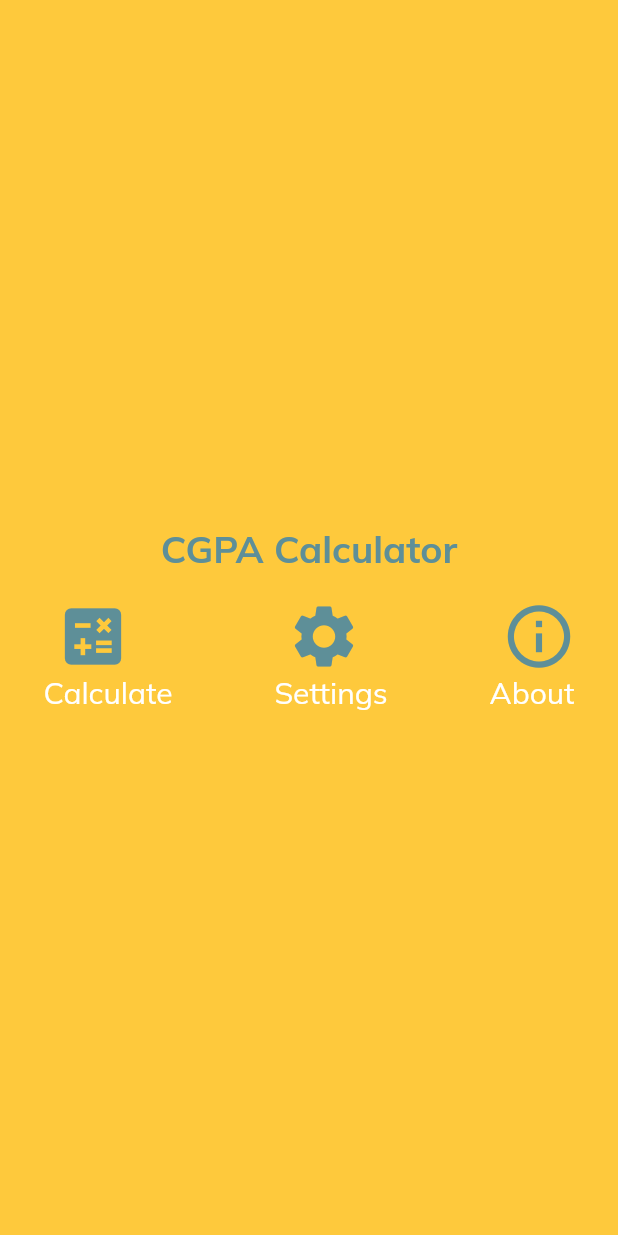
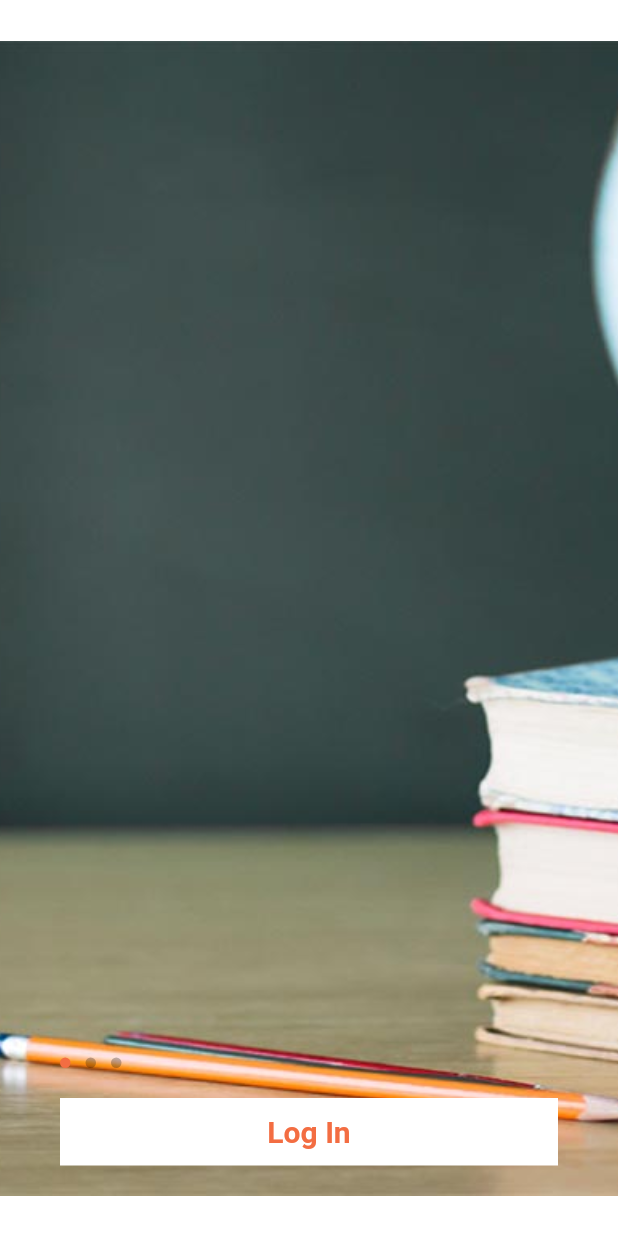
Before and after one commit to enny007/cgpa_calculator_, a Flutter app: the MenuPage screen opened by its route, on a phone screen of 412 x 824 dp. Run offline on Flutter 3.47's test engine with Material 2 defaults, Android fonts, the phone set to English and light mode, and no system bars; our stand-ins replace google_fonts, sqflite; accounts and stored records are empty.

Commit message:
further additions

```diff
--- a/lib/models/course_model.dart
+++ b/lib/models/course_model.dart
@@ -2,11 +2,13 @@
 const String cgpaTable = 'cgpa';
 
 class CourseFields {
+  static const String username = 'username';
   static const String code = 'code';
   static const String title = 'title';
   static const String unit = 'unit';
   static const String grade = 'grade';
   static final List<String> allFields = [
+    username,
     code,
     title,
     unit,
@@ -15,11 +17,13 @@ class CourseFields {
 }
 
 class Course {
+  String? username;
   String code;
   String? title;
   int unit;
   String grade;
   Course({
+    this.username,
     required this.code,
     this.title,
     required this.unit,
@@ -41,6 +45,7 @@ class Course {
   }
 
   Map<String, Object?> toJson() => {
+        CourseFields.username: username,
         CourseFields.code: code,
         CourseFields.grade: grade,
         CourseFields.title: title,
@@ -48,6 +53,7 @@ class Course {
       };
 
   static Course fromJson(Map<String, Object?> json) => Course(
+        username: json[CourseFields.username] as String,
         code: json[CourseFields.code] as String,
         grade: json[CourseFields.grade] as String,
         title: json[CourseFields.title] as String?,
--- a/lib/pages/login_page.dart
+++ b/lib/pages/login_page.dart
@@ -5,6 +5,7 @@ import 'package:provider/provider.dart';
 import '../components/widgets/app_textfield.dart';
 import '../components/widgets/dialogs.dart';
 import '../routes/routes.dart';
+import '../services/course_service.dart';
 import '../services/user_service.dart';
 
 class Login extends StatefulWidget {
@@ -83,9 +84,9 @@ class _LoginState extends State<Login> {
                           if (!mounted) return;
                           String username =
                               context.read<UserService>().currentUser.username;
-                          // context.read<CourseService>().getCgpa(code);
+                          context.read<CourseService>().getCgpa(username);
                           Navigator.of(context)
-                              .pushNamed(RouteManager.menuPage);
+                              .pushNamed(RouteManager.cgpaPage);
                           usernameController.text = '';
                         }
                       }
--- a/lib/pages/menupage.dart
+++ b/lib/pages/menupage.dart
@@ -1,71 +1,119 @@
-import 'package:cgpa_calculator_/components/widgets/menu_page_icons.dart';
 import 'package:cgpa_calculator_/constants.dart';
+import 'package:cgpa_calculator_/routes/routes.dart';
 import 'package:flutter/material.dart';
-import 'package:google_fonts/google_fonts.dart';
 
-class MenuPage extends StatelessWidget {
+class MenuPage extends StatefulWidget {
   const MenuPage({Key? key}) : super(key: key);
+
+  @override
+  State<MenuPage> createState() => _MenuPageState();
+}
+
+class _MenuPageState extends State<MenuPage> {
+  int activeIndex = 0;
+  late PageController pageController;
+  List<String> images = [
+    'assets/guardian.jpg',
+    'assets/glasses_edu.jpg',
+    'assets/equation_edu.jpg',
+  ];
+
+  @override
+  void initState() {
+    super.initState();
+    pageController = PageController(viewportFraction: 1, initialPage: 0);
+  }
 
   @override
   Widget build(BuildContext context) {
     return Scaffold(
-      backgroundColor: Utils.secondaryColor,
-      body: Column(
+      backgroundColor: Colors.white,
+      body: SafeArea(
+        child: Column(
           mainAxisAlignment: MainAxisAlignment.center,
           children: [
-          Center(
+            Stack(
+              children: [
+                SizedBox(
+                  height: 770,
+                  width: MediaQuery.of(context).size.width,
+                  child: PageView.builder(
+                      itemCount: images.length,
+                      pageSnapping: true,
+                      controller: pageController,
+                      onPageChanged: (page) {
+                        setState(() {
+                          activeIndex = page;
+                        });
+                      },
+                      itemBuilder: (context, pagePosition) {
+                        return Container(
+                          // margin: const EdgeInsets.all(10),
+                          child: Image.asset(
+                            images[pagePosition],
+                            fit: BoxFit.cover,
+                          ),
+                        );
+                      }),
+                ),
+                Positioned(
+                  left: 35,
+                  bottom: 80,
+                  child: Row(
+                    mainAxisAlignment: MainAxisAlignment.start,
+                    children: indicators(images.length, activeIndex),
+                  ),
+                ),
+                Positioned(
+                  left: 10,
+                  right: 0,
+                  bottom: 20,
+                  child: Padding(
+                    padding: const EdgeInsets.only(
+                      left: 30,
+                      right: 40,
+                    ),
+                    child: GestureDetector(
+                      onTap: () {
+                        Navigator.pushNamed(context, RouteManager.loginPage);
+                      },
+                      child: Container(
+                        height: 45,
+                        width: MediaQuery.of(context).size.width,
+                        alignment: Alignment.center,
+                        decoration: const BoxDecoration(
+                          color: Colors.white,
+                        ),
                         child: Text(
-              'CGPA Calculator',
-              style: GoogleFonts.mulish(
-                color: Utils.accentColor,
+                          'Log In',
+                          style: TextStyle(
                             fontWeight: FontWeight.bold,
-                fontSize: 25,
+                            color: Utils.primaryColor,
+                            fontSize: 20,
                           ),
                         ),
                       ),
-          const SizedBox(
-            height: 10,
                     ),
-          Row(
-            mainAxisAlignment: MainAxisAlignment.spaceEvenly,
-            children: [
-              MenuPageIcons(
-                icon: Icon(
-                  Icons.calculate,
-                  size: 50,
-                  color: Utils.accentColor,
                   ),
-                onPressed: () {},
-                label: 'Calculate',
-              ),
-              const SizedBox(
-                width: 10,
-              ),
-              MenuPageIcons(
-                icon: Icon(
-                  Icons.settings,
-                  size: 50,
-                  color: Utils.accentColor,
-                ),
-                onPressed: () {},
-                label: 'Settings',
-              ),
-              const SizedBox(
-                width: 10,
-              ),
-              MenuPageIcons(
-                icon: Icon(
-                  Icons.info_outline,
-                  size: 50,
-                  color: Utils.accentColor,
-                ),
-                onPressed: () {},
-                label: 'About',
-              ),
+                )
               ],
             ),
           ],
         ),
+      ),
     );
   }
 }
+
+List<Widget> indicators(imagesLength, currentIndex) {
+  return List<Widget>.generate(imagesLength, (index) {
+    return Container(
+      margin: const EdgeInsets.all(5),
+      width: 7,
+      height: 7,
+      decoration: BoxDecoration(
+          color: currentIndex == index ? Utils.primaryColor : Colors.black26,
+          shape: BoxShape.circle),
+    );
+  });
+}
--- a/lib/pages/splashpage.dart
+++ b/lib/pages/splashpage.dart
@@ -9,7 +9,7 @@ class SplashPage extends StatelessWidget {
   @override
   Widget build(BuildContext context) {
     Future.delayed(const Duration(seconds: 10), () {
-      Navigator.pushNamed(context, RouteManager.loginPage);
+      Navigator.pushNamed(context, RouteManager.menuPage);
     });
     return Scaffold(
       backgroundColor: Utils.primaryColor,
--- a/lib/routes/routes.dart
+++ b/lib/routes/routes.dart
@@ -1,3 +1,4 @@
+import 'package:cgpa_calculator_/pages/cgpa_page.dart';
 import 'package:cgpa_calculator_/pages/splashpage.dart';
 import 'package:flutter/material.dart';
 
@@ -10,6 +11,7 @@ class RouteManager {
   static const String registerPage = '/registerPage';
   static const String menuPage = '/menuPage';
   static const String splashPage = '/splashPage';
+  static const String cgpaPage = '/cgpaPage';
 
   static Route<dynamic> generateRoute(RouteSettings settings) {
     switch (settings.name) {
@@ -33,6 +35,10 @@ class RouteManager {
           builder: (context) => const SplashPage(),
         );
 
+      case cgpaPage:
+        return MaterialPageRoute(
+          builder: (context) => const CgpaScreen(),
+        );
       default:
         throw const FormatException('Route not found! Check routes again!');
     }
--- a/pubspec.yaml
+++ b/pubspec.yaml
@@ -27,12 +27,14 @@ environment:
 # the latest version available on pub.dev. To see which dependencies have newer
 # versions available, run `flutter pub outdated`.
 dependencies:
+  carousel_slider: ^4.1.1
   cupertino_icons: ^1.0.2
   flutter:
     sdk: flutter
   google_fonts: ^3.0.1
   provider: ^6.0.3
   shared_preferences: ^2.0.15
+  smooth_page_indicator: ^1.0.0+2
   sqflite: ^2.0.3+1
 
 dev_dependencies:
@@ -50,8 +52,8 @@ flutter:
   # the material Icons class.
   uses-material-design: true
   # To add assets to your application, add an assets section, like this:
-  # assets:
-  #   - images/a_dot_burr.jpeg
+  assets:
+    - assets/
   #   - images/a_dot_ham.jpeg
   # An image asset can refer to one or more resolution-specific "variants", see
   # https://flutter.dev/assets-and-images/#resolution-aware
```
Also changed, not shown: lib/components/widgets/course_card.dart (added, +89 -0 lines), lib/components/widgets/modal_form.dart (added, +233 -0 lines), lib/database/cgpa_database.dart (+16 -4 lines), lib/pages/cgpa_page.dart (added, +125 -0 lines), lib/services/course_service.dart (+9 -4 lines), assets/equation_edu.jpg (added), assets/glasses_edu.jpg (added), assets/guardian.jpg (added), pubspec.lock. Lines whose indentation alone changed are shown as unchanged.
